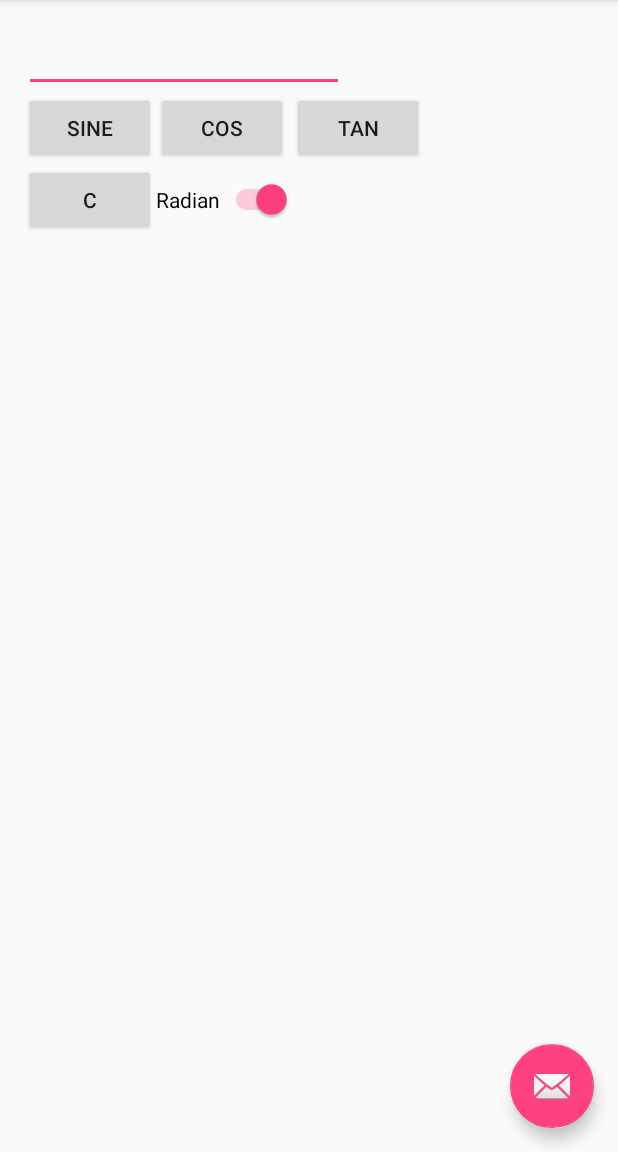
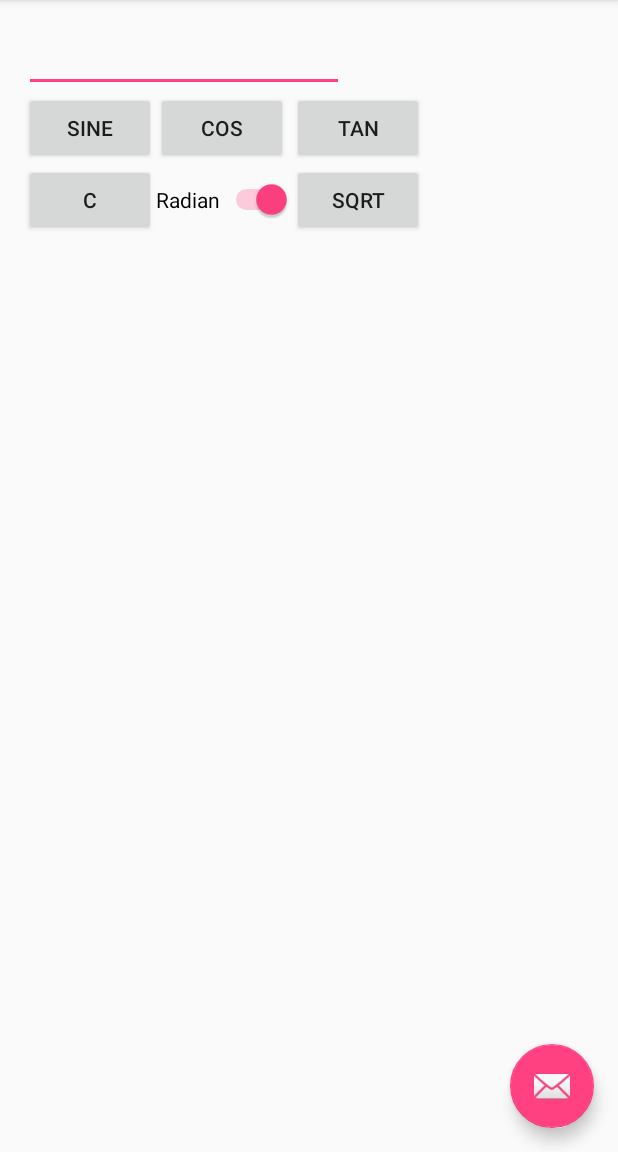
Before and after one commit to lprashant94/CL3_Practice, an Android app: the screen it shows after launch (MainActivity), on a phone screen of 412 x 824 dp, the part 84-1236 px from its top. Run offline under Robolectric (Android 15) with nearby library versions, the phone set to English and light mode, and no system bars.

Commit message:
calci sqrt

```diff
--- a/TrignometricCalculator/app/src/main/java/com/example/lpras/trignometriccalculator/MainActivity.java
+++ b/TrignometricCalculator/app/src/main/java/com/example/lpras/trignometriccalculator/MainActivity.java
@@ -23,6 +23,16 @@ public class MainActivity extends AppCompatActivity {
         Toolbar toolbar = (Toolbar) findViewById(R.id.toolbar);
         setSupportActionBar(toolbar);
         final EditText edittext1=(EditText)findViewById(R.id.editText);
+        Button sqrt=(Button)findViewById(R.id.sqrt_button);
+        sqrt.setOnClickListener(new View.OnClickListener() {
+            @Override
+            public void onClick(View v) {
+                Float a= Float.parseFloat(edittext1.getText().toString());
+                Double s= Math.sqrt(a);
+                edittext1.setText(s+"");
+            }
+        });
+
         final Switch switch1=(Switch)findViewById(R.id.switch1);
         switch1.setOnClickListener(new View.OnClickListener() {
             @Override
--- a/TrignometricCalculator/app/src/main/res/layout/content_main.xml
+++ b/TrignometricCalculator/app/src/main/res/layout/content_main.xml
@@ -68,5 +68,13 @@
             android:layout_column="1"
             android:checked="true" />
 
+        <Button
+            android:layout_width="wrap_content"
+            android:layout_height="wrap_content"
+            android:text="sqrt"
+            android:id="@+id/sqrt_button"
+            android:layout_row="1"
+            android:layout_column="2" />
+
     </GridLayout>
 </RelativeLayout>
```
Also changed, not shown: MemoryCalculator/app/src/main/java/com/example/lpras/memorycalculator/MainActivity.java (+9 -1 lines), MemoryCalculator/app/src/main/res/layout/content_main.xml (+8 -0 lines), 1 other file.
